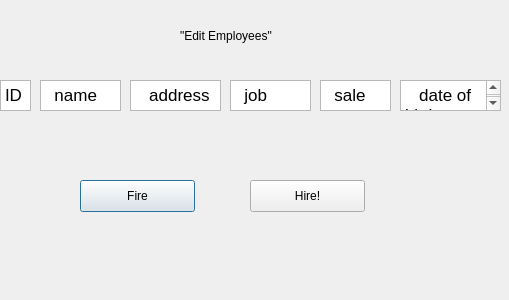
Before: the Qt Designer form testGUI/testwindow3.ui in Ingvildk/SoftwareEngineering441, drawn with Qt 5.
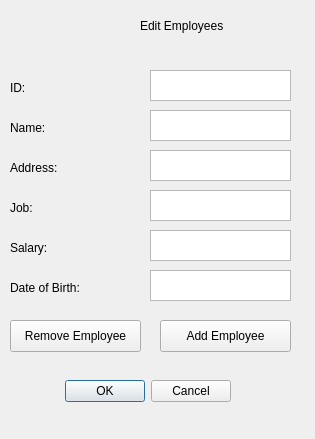
After: the same form once the commit is applied.

Commit message: implement the edit employee window with backend functionality

What changed in the file:
```diff
--- a/testGUI/testwindow3.ui
+++ b/testGUI/testwindow3.ui
@@ -6,8 +6,8 @@
    <rect>
     <x>0</x>
     <y>0</y>
-    <width>509</width>
-    <height>300</height>
+    <width>315</width>
+    <height>439</height>
    </rect>
   </property>
   <property name="windowTitle">
@@ -16,142 +16,194 @@
   <widget class="QLabel" name="label">
    <property name="geometry">
     <rect>
-     <x>180</x>
-     <y>10</y>
+     <x>140</x>
+     <y>0</y>
      <width>191</width>
      <height>51</height>
     </rect>
    </property>
    <property name="text">
-    <string>&quot;Edit Employees&quot;</string>
+    <string>Edit Employees</string>
    </property>
   </widget>
   <widget class="QPushButton" name="fireButton">
    <property name="geometry">
     <rect>
-     <x>80</x>
-     <y>180</y>
-     <width>115</width>
+     <x>10</x>
+     <y>320</y>
+     <width>131</width>
      <height>32</height>
     </rect>
    </property>
    <property name="text">
-    <string>Fire</string>
-   </property>
-  </widget>
-  <widget class="QTextEdit" name="IDEdit">
-   <property name="geometry">
-    <rect>
-     <x>0</x>
-     <y>80</y>
-     <width>31</width>
-     <height>31</height>
-    </rect>
-   </property>
-   <property name="html">
-    <string>&lt;!DOCTYPE HTML PUBLIC &quot;-//W3C//DTD HTML 4.0//EN&quot; &quot;http://www.w3.org/TR/REC-html40/strict.dtd&quot;&gt;
-&lt;html&gt;&lt;head&gt;&lt;meta name=&quot;qrichtext&quot; content=&quot;1&quot; /&gt;&lt;style type=&quot;text/css&quot;&gt;
-p, li { white-space: pre-wrap; }
-&lt;/style&gt;&lt;/head&gt;&lt;body style=&quot; font-family:'.Helvetica Neue DeskInterface'; font-size:13pt; font-weight:400; font-style:normal;&quot;&gt;
-&lt;p style=&quot; margin-top:0px; margin-bottom:0px; margin-left:0px; margin-right:0px; -qt-block-indent:0; text-indent:0px;&quot;&gt;ID&lt;/p&gt;&lt;/body&gt;&lt;/html&gt;</string>
+    <string>Remove Employee</string>
    </property>
   </widget>
   <widget class="QPushButton" name="hireButton">
    <property name="geometry">
     <rect>
-     <x>250</x>
-     <y>180</y>
-     <width>115</width>
+     <x>160</x>
+     <y>320</y>
+     <width>131</width>
      <height>32</height>
     </rect>
    </property>
    <property name="text">
-    <string>Hire!</string>
+    <string>Add Employee</string>
    </property>
   </widget>
-  <widget class="QTextEdit" name="nameEdit">
+  <widget class="QLabel" name="label_2">
    <property name="geometry">
     <rect>
-     <x>40</x>
+     <x>10</x>
      <y>80</y>
-     <width>81</width>
+     <width>57</width>
+     <height>15</height>
+    </rect>
+   </property>
+   <property name="text">
+    <string>ID:</string>
+   </property>
+  </widget>
+  <widget class="QPlainTextEdit" name="input_ID">
+   <property name="geometry">
+    <rect>
+     <x>150</x>
+     <y>70</y>
+     <width>141</width>
      <height>31</height>
     </rect>
    </property>
-   <property name="html">
-    <string>&lt;!DOCTYPE HTML PUBLIC &quot;-//W3C//DTD HTML 4.0//EN&quot; &quot;http://www.w3.org/TR/REC-html40/strict.dtd&quot;&gt;
-&lt;html&gt;&lt;head&gt;&lt;meta name=&quot;qrichtext&quot; content=&quot;1&quot; /&gt;&lt;style type=&quot;text/css&quot;&gt;
-p, li { white-space: pre-wrap; }
-&lt;/style&gt;&lt;/head&gt;&lt;body style=&quot; font-family:'.Helvetica Neue DeskInterface'; font-size:13pt; font-weight:400; font-style:normal;&quot;&gt;
-&lt;p style=&quot; margin-top:0px; margin-bottom:0px; margin-left:0px; margin-right:0px; -qt-block-indent:0; text-indent:0px;&quot;&gt;  name&lt;/p&gt;&lt;/body&gt;&lt;/html&gt;</string>
+  </widget>
+  <widget class="QPlainTextEdit" name="input_Name">
+   <property name="geometry">
+    <rect>
+     <x>150</x>
+     <y>110</y>
+     <width>141</width>
+     <height>31</height>
+    </rect>
    </property>
   </widget>
-  <widget class="QTextEdit" name="addressEdit">
+  <widget class="QPlainTextEdit" name="input_Address">
    <property name="geometry">
     <rect>
-     <x>130</x>
-     <y>80</y>
+     <x>150</x>
+     <y>150</y>
+     <width>141</width>
+     <height>31</height>
+    </rect>
+   </property>
+  </widget>
+  <widget class="QPlainTextEdit" name="input_Job">
+   <property name="geometry">
+    <rect>
+     <x>150</x>
+     <y>190</y>
+     <width>141</width>
+     <height>31</height>
+    </rect>
+   </property>
+  </widget>
+  <widget class="QPlainTextEdit" name="input_Salary">
+   <property name="geometry">
+    <rect>
+     <x>150</x>
+     <y>230</y>
+     <width>141</width>
+     <height>31</height>
+    </rect>
+   </property>
+  </widget>
+  <widget class="QPlainTextEdit" name="input_Dob">
+   <property name="geometry">
+    <rect>
+     <x>150</x>
+     <y>270</y>
+     <width>141</width>
+     <height>31</height>
+    </rect>
+   </property>
+  </widget>
+  <widget class="QLabel" name="label_3">
+   <property name="geometry">
+    <rect>
+     <x>10</x>
+     <y>120</y>
+     <width>57</width>
+     <height>15</height>
+    </rect>
+   </property>
+   <property name="text">
+    <string>Name:</string>
+   </property>
+  </widget>
+  <widget class="QLabel" name="label_4">
+   <property name="geometry">
+    <rect>
+     <x>10</x>
+     <y>160</y>
+     <width>57</width>
+     <height>15</height>
+    </rect>
+   </property>
+   <property name="text">
+    <string>Address:</string>
+   </property>
+  </widget>
+  <widget class="QLabel" name="label_5">
+   <property name="geometry">
+    <rect>
+     <x>10</x>
+     <y>200</y>
+     <width>57</width>
+     <height>15</height>
+    </rect>
+   </property>
+   <property name="text">
+    <string>Job:</string>
+   </property>
+  </widget>
+  <widget class="QLabel" name="label_6">
+   <property name="geometry">
+    <rect>
+     <x>10</x>
+     <y>240</y>
+     <width>57</width>
+     <height>15</height>
+    </rect>
+   </property>
+   <property name="text">
+    <string>Salary:</string>
+   </property>
+  </widget>
+  <widget class="QLabel" name="label_7">
+   <property name="geometry">
+    <rect>
+     <x>10</x>
+     <y>280</y>
      <width>91</width>
-     <height>31</height>
+     <height>16</height>
     </rect>
    </property>
-   <property name="html">
-    <string>&lt;!DOCTYPE HTML PUBLIC &quot;-//W3C//DTD HTML 4.0//EN&quot; &quot;http://www.w3.org/TR/REC-html40/strict.dtd&quot;&gt;
-&lt;html&gt;&lt;head&gt;&lt;meta name=&quot;qrichtext&quot; content=&quot;1&quot; /&gt;&lt;style type=&quot;text/css&quot;&gt;
-p, li { white-space: pre-wrap; }
-&lt;/style&gt;&lt;/head&gt;&lt;body style=&quot; font-family:'.Helvetica Neue DeskInterface'; font-size:13pt; font-weight:400; font-style:normal;&quot;&gt;
-&lt;p style=&quot; margin-top:0px; margin-bottom:0px; margin-left:0px; margin-right:0px; -qt-block-indent:0; text-indent:0px;&quot;&gt;   address&lt;/p&gt;&lt;/body&gt;&lt;/html&gt;</string>
+   <property name="text">
+    <string>Date of Birth:</string>
    </property>
   </widget>
-  <widget class="QTextEdit" name="jobEdit">
-   <property name="geometry">
-    <rect>
-     <x>230</x>
-     <y>80</y>
-     <width>81</width>
-     <height>31</height>
-    </rect>
+  <widget class="QDialogButtonBox" name="buttonBox_2">
+   <property name="enabled">
+    <bool>true</bool>
    </property>
-   <property name="html">
-    <string>&lt;!DOCTYPE HTML PUBLIC &quot;-//W3C//DTD HTML 4.0//EN&quot; &quot;http://www.w3.org/TR/REC-html40/strict.dtd&quot;&gt;
-&lt;html&gt;&lt;head&gt;&lt;meta name=&quot;qrichtext&quot; content=&quot;1&quot; /&gt;&lt;style type=&quot;text/css&quot;&gt;
-p, li { white-space: pre-wrap; }
-&lt;/style&gt;&lt;/head&gt;&lt;body style=&quot; font-family:'.Helvetica Neue DeskInterface'; font-size:13pt; font-weight:400; font-style:normal;&quot;&gt;
-&lt;p style=&quot; margin-top:0px; margin-bottom:0px; margin-left:0px; margin-right:0px; -qt-block-indent:0; text-indent:0px;&quot;&gt;  job&lt;/p&gt;&lt;/body&gt;&lt;/html&gt;</string>
-   </property>
-  </widget>
-  <widget class="QTextEdit" name="salEdit">
    <property name="geometry">
     <rect>
-     <x>400</x>
-     <y>80</y>
-     <width>101</width>
-     <height>31</height>
+     <x>50</x>
+     <y>380</y>
+     <width>181</width>
+     <height>23</height>
     </rect>
    </property>
-   <property name="html">
-    <string>&lt;!DOCTYPE HTML PUBLIC &quot;-//W3C//DTD HTML 4.0//EN&quot; &quot;http://www.w3.org/TR/REC-html40/strict.dtd&quot;&gt;
-&lt;html&gt;&lt;head&gt;&lt;meta name=&quot;qrichtext&quot; content=&quot;1&quot; /&gt;&lt;style type=&quot;text/css&quot;&gt;
-p, li { white-space: pre-wrap; }
-&lt;/style&gt;&lt;/head&gt;&lt;body style=&quot; font-family:'.Helvetica Neue DeskInterface'; font-size:13pt; font-weight:400; font-style:normal;&quot;&gt;
-&lt;p style=&quot; margin-top:0px; margin-bottom:0px; margin-left:0px; margin-right:0px; -qt-block-indent:0; text-indent:0px;&quot;&gt;   date of birth&lt;/p&gt;&lt;/body&gt;&lt;/html&gt;</string>
-   </property>
-  </widget>
-  <widget class="QTextEdit" name="DOBEdit">
-   <property name="geometry">
-    <rect>
-     <x>320</x>
-     <y>80</y>
-     <width>71</width>
-     <height>31</height>
-    </rect>
-   </property>
-   <property name="html">
-    <string>&lt;!DOCTYPE HTML PUBLIC &quot;-//W3C//DTD HTML 4.0//EN&quot; &quot;http://www.w3.org/TR/REC-html40/strict.dtd&quot;&gt;
-&lt;html&gt;&lt;head&gt;&lt;meta name=&quot;qrichtext&quot; content=&quot;1&quot; /&gt;&lt;style type=&quot;text/css&quot;&gt;
-p, li { white-space: pre-wrap; }
-&lt;/style&gt;&lt;/head&gt;&lt;body style=&quot; font-family:'.Helvetica Neue DeskInterface'; font-size:13pt; font-weight:400; font-style:normal;&quot;&gt;
-&lt;p style=&quot; margin-top:0px; margin-bottom:0px; margin-left:0px; margin-right:0px; -qt-block-indent:0; text-indent:0px;&quot;&gt;  sale&lt;/p&gt;&lt;/body&gt;&lt;/html&gt;</string>
+   <property name="standardButtons">
+    <set>QDialogButtonBox::Cancel|QDialogButtonBox::Ok</set>
    </property>
   </widget>
  </widget>
```
Left out of the diff: 19 changed lines with no effect on the pictures. The commit also changes 2 other files.
